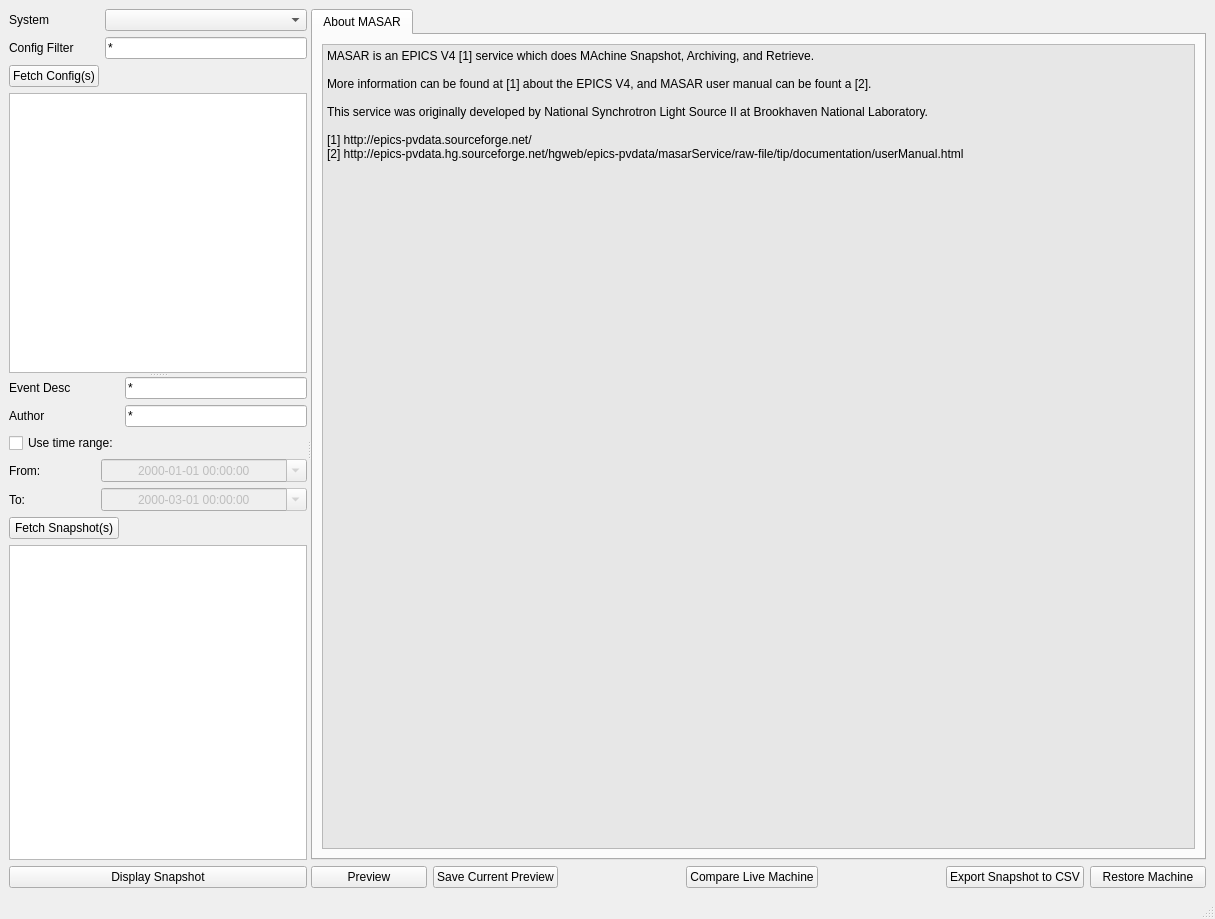
Qt form python/masarclient/ui/ui_masar.ui (epics-base/masarService) before a commit.
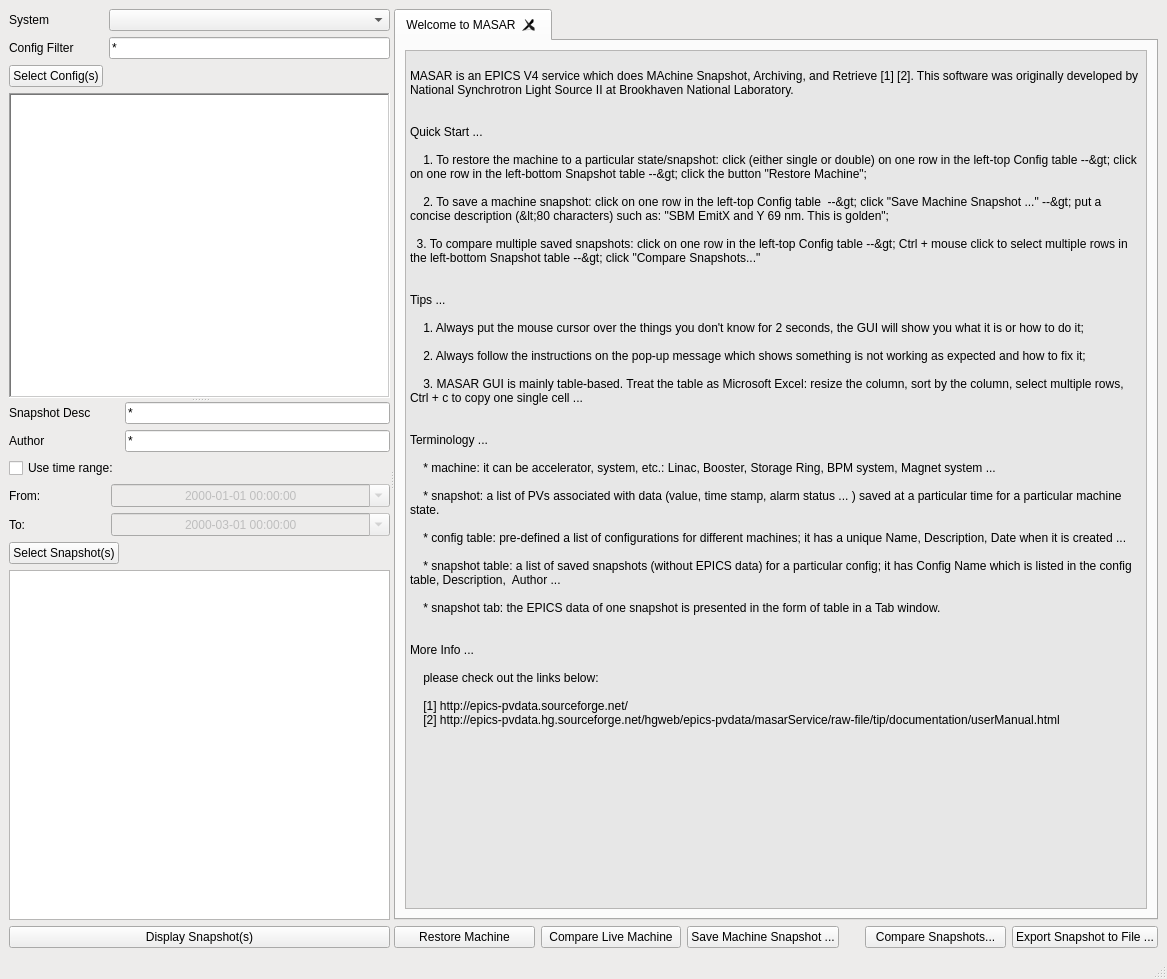
The same form after that commit. Icons and pictures are not drawn.

Patch:
```diff
--- a/python/masarclient/ui/ui_masar.ui
+++ b/python/masarclient/ui/ui_masar.ui
@@ -6,13 +6,111 @@
    <rect>
     <x>0</x>
     <y>0</y>
-    <width>1215</width>
-    <height>919</height>
+    <width>1167</width>
+    <height>979</height>
    </rect>
   </property>
+  <property name="palette">
+   <palette>
+    <active>
+     <colorrole role="Base">
+      <brush brushstyle="SolidPattern">
+       <color alpha="255">
+        <red>255</red>
+        <green>255</green>
+        <blue>255</blue>
+       </color>
+      </brush>
+     </colorrole>
+     <colorrole role="Window">
+      <brush brushstyle="SolidPattern">
+       <color alpha="255">
+        <red>237</red>
+        <green>236</green>
+        <blue>235</blue>
+       </color>
+      </brush>
+     </colorrole>
+    </active>
+    <inactive>
+     <colorrole role="Base">
+      <brush brushstyle="SolidPattern">
+       <color alpha="255">
+        <red>255</red>
+        <green>255</green>
+        <blue>255</blue>
+       </color>
+      </brush>
+     </colorrole>
+     <colorrole role="Window">
+      <brush brushstyle="SolidPattern">
+       <color alpha="255">
+        <red>237</red>
+        <green>236</green>
+        <blue>235</blue>
+       </color>
+      </brush>
+     </colorrole>
+    </inactive>
+    <disabled>
+     <colorrole role="Base">
+      <brush brushstyle="SolidPattern">
+       <color alpha="255">
+        <red>237</red>
+        <green>236</green>
+        <blue>235</blue>
+       </color>
+      </brush>
+     </colorrole>
+     <colorrole role="Window">
+      <brush brushstyle="SolidPattern">
+       <color alpha="255">
+        <red>237</red>
+        <green>236</green>
+        <blue>235</blue>
+       </color>
+      </brush>
+     </colorrole>
+    </disabled>
+   </palette>
+  </property>
+  <property name="focusPolicy">
+   <enum>Qt::ClickFocus</enum>
+  </property>
+  <property name="acceptDrops">
+   <bool>false</bool>
+  </property>
   <property name="windowTitle">
    <string>MASAR Viewer</string>
   </property>
+  <property name="windowIcon">
+   <iconset resource="masarRC.qrc">
+    <normaloff>:/icons/nsls2-logo.png</normaloff>:/icons/nsls2-logo.png</iconset>
+  </property>
+  <property name="windowOpacity">
+   <double>1.000000000000000</double>
+  </property>
+  <property name="toolTip">
+   <string/>
+  </property>
+  <property name="autoFillBackground">
+   <bool>false</bool>
+  </property>
+  <property name="documentMode">
+   <bool>true</bool>
+  </property>
+  <property name="tabShape">
+   <enum>QTabWidget::Rounded</enum>
+  </property>
+  <property name="dockNestingEnabled">
+   <bool>true</bool>
+  </property>
+  <property name="dockOptions">
+   <set>QMainWindow::AllowNestedDocks|QMainWindow::AllowTabbedDocks|QMainWindow::AnimatedDocks|QMainWindow::ForceTabbedDocks|QMainWindow::VerticalTabs</set>
+  </property>
+  <property name="unifiedTitleAndToolBarOnMac">
+   <bool>true</bool>
+  </property>
   <widget class="QWidget" name="mainwidget">
    <layout class="QVBoxLayout" name="verticalLayout_2">
     <item>
@@ -31,7 +129,7 @@
         <enum>Qt::Vertical</enum>
        </property>
        <widget class="QWidget" name="layoutWidget">
-        <layout class="QVBoxLayout" name="configVerticalLayout">
+        <layout class="QVBoxLayout" name="configVerticalLayout" stretch="0">
          <item>
           <layout class="QGridLayout" name="configGridLayout">
            <item row="0" column="0">
@@ -58,19 +156,40 @@
            <item row="1" column="1">
             <widget class="QLineEdit" name="configFilterLineEdit">
              <property name="text">
-              <string>*</string>
+              <string extracomment="such as LN*">*</string>
+             </property>
+             <property name="dragEnabled">
+              <bool>true</bool>
+             </property>
+             <property name="placeholderText">
+              <string/>
              </property>
             </widget>
            </item>
            <item row="2" column="0">
             <widget class="QPushButton" name="fetchConfigButton">
              <property name="text">
-              <string>Fetch Config(s)</string>
+              <string>Select Config(s)</string>
              </property>
             </widget>
            </item>
            <item row="3" column="0" colspan="2">
             <widget class="QTableWidget" name="configTableWidget">
+             <property name="focusPolicy">
+              <enum>Qt::WheelFocus</enum>
+             </property>
+             <property name="toolTip">
+              <string>&lt;html&gt;&lt;head/&gt;&lt;body&gt;&lt;p&gt;ConfigTable: a list of pre-defined configs&lt;/p&gt;&lt;p&gt;&lt;span style=&quot; color:#00ff00;&quot;&gt;CLICK&lt;/span&gt; on ONE row to fetch its list of snapshot(s)&lt;/p&gt;&lt;/body&gt;&lt;/html&gt;</string>
+             </property>
+             <property name="frameShape">
+              <enum>QFrame::WinPanel</enum>
+             </property>
+             <property name="frameShadow">
+              <enum>QFrame::Sunken</enum>
+             </property>
+             <property name="lineWidth">
+              <number>1</number>
+             </property>
              <property name="selectionMode">
               <enum>QAbstractItemView::ExtendedSelection</enum>
              </property>
@@ -133,7 +252,7 @@
            <item row="5" column="0" colspan="3">
             <widget class="QPushButton" name="fetchEventButton">
              <property name="text">
-              <string>Fetch Snapshot(s)</string>
+              <string>Select Snapshot(s)</string>
              </property>
             </widget>
            </item>
@@ -183,7 +302,7 @@
            <item row="0" column="0">
             <widget class="QLabel" name="eventFilterLabel">
              <property name="text">
-              <string>Event Desc</string>
+              <string>Snapshot Desc</string>
              </property>
             </widget>
            </item>
@@ -198,6 +317,21 @@
          </item>
          <item>
           <widget class="QTableWidget" name="eventTableWidget">
+           <property name="minimumSize">
+            <size>
+             <width>350</width>
+             <height>0</height>
+            </size>
+           </property>
+           <property name="mouseTracking">
+            <bool>true</bool>
+           </property>
+           <property name="focusPolicy">
+            <enum>Qt::StrongFocus</enum>
+           </property>
+           <property name="toolTip">
+            <string>&lt;html&gt;&lt;head/&gt;&lt;body&gt;&lt;p&gt;snapshotTable: a list of saved snapshot(s) for the selected config(s)&lt;/p&gt;&lt;p&gt;&lt;span style=&quot; color:#00ff00;&quot;&gt;CLICK&lt;/span&gt; on one row to display &lt;span style=&quot; color:#00ff00;&quot;&gt;ONE&lt;/span&gt; snapshot data &lt;/p&gt;&lt;/body&gt;&lt;/html&gt;</string>
+           </property>
            <property name="selectionMode">
             <enum>QAbstractItemView::ExtendedSelection</enum>
            </property>
@@ -213,8 +347,17 @@
           <layout class="QHBoxLayout" name="snapshotHorizontalLayout">
            <item>
             <widget class="QPushButton" name="fetchSnapshotButton">
+             <property name="sizePolicy">
+              <sizepolicy hsizetype="Preferred" vsizetype="Fixed">
+               <horstretch>0</horstretch>
+               <verstretch>0</verstretch>
+              </sizepolicy>
+             </property>
+             <property name="toolTip">
+              <string>get PVs data</string>
+             </property>
              <property name="text">
-              <string>Display Snapshot</string>
+              <string>Display Snapshot(s)</string>
              </property>
             </widget>
            </item>
@@ -229,26 +372,44 @@
          <widget class="QTabWidget" name="snapshotTabWidget">
           <property name="sizePolicy">
            <sizepolicy hsizetype="Expanding" vsizetype="Expanding">
-            <horstretch>3</horstretch>
+            <horstretch>0</horstretch>
             <verstretch>0</verstretch>
            </sizepolicy>
           </property>
           <property name="minimumSize">
            <size>
-            <width>768</width>
+            <width>500</width>
             <height>0</height>
            </size>
           </property>
           <property name="currentIndex">
            <number>0</number>
           </property>
+          <property name="documentMode">
+           <bool>false</bool>
+          </property>
+          <property name="tabsClosable">
+           <bool>true</bool>
+          </property>
+          <property name="movable">
+           <bool>true</bool>
+          </property>
           <widget class="QWidget" name="commentTab">
            <attribute name="title">
-            <string>About MASAR</string>
+            <string>Welcome to MASAR</string>
+           </attribute>
+           <attribute name="toolTip">
+            <string>How to use MASAR</string>
            </attribute>
            <layout class="QVBoxLayout" name="commentTabWindowLayout">
             <item>
              <widget class="QPlainTextEdit" name="currentCommentText">
+              <property name="minimumSize">
+               <size>
+                <width>500</width>
+                <height>0</height>
+               </size>
+              </property>
               <property name="palette">
                <palette>
                 <active>
@@ -261,6 +422,15 @@
                    </color>
                   </brush>
                  </colorrole>
+                 <colorrole role="Window">
+                  <brush brushstyle="SolidPattern">
+                   <color alpha="255">
+                    <red>237</red>
+                    <green>236</green>
+                    <blue>235</blue>
+                   </color>
+                  </brush>
+                 </colorrole>
                 </active>
                 <inactive>
                  <colorrole role="Base">
@@ -272,14 +442,32 @@
                    </color>
                   </brush>
                  </colorrole>
+                 <colorrole role="Window">
+                  <brush brushstyle="SolidPattern">
+                   <color alpha="255">
+                    <red>237</red>
+                    <green>236</green>
+                    <blue>235</blue>
+                   </color>
+                  </brush>
+                 </colorrole>
                 </inactive>
                 <disabled>
                  <colorrole role="Base">
                   <brush brushstyle="SolidPattern">
                    <color alpha="255">
-                    <red>255</red>
-                    <green>255</green>
-                    <blue>255</blue>
+                    <red>237</red>
+                    <green>236</green>
+                    <blue>235</blue>
+                   </color>
+                  </brush>
+                 </colorrole>
+                 <colorrole role="Window">
+                  <brush brushstyle="SolidPattern">
+                   <color alpha="255">
+                    <red>237</red>
+                    <green>236</green>
+                    <blue>235</blue>
                    </color>
                   </brush>
                  </colorrole>
@@ -293,14 +481,50 @@
                <bool>true</bool>
               </property>
               <property name="plainText">
-               <string>MASAR is an EPICS V4 [1] service which does MAchine Snapshot, Archiving, and Retrieve. 
+               <string>
+MASAR is an EPICS V4 service which does MAchine Snapshot, Archiving, and Retrieve [1] [2]. This software was originally developed by National Synchrotron Light Source II at Brookhaven National Laboratory.
 
-More information can be found at [1] about the EPICS V4, and MASAR user manual can be fount a [2].
 
-This service was originally developed by National Synchrotron Light Source II at Brookhaven National Laboratory.
+Quick Start ...
 
-[1] http://epics-pvdata.sourceforge.net/
-[2] http://epics-pvdata.hg.sourceforge.net/hgweb/epics-pvdata/masarService/raw-file/tip/documentation/userManual.html</string>
+    1. To restore the machine to a particular state/snapshot: click (either single or double) on one row in the left-top Config table --&gt; click on one row in the left-bottom Snapshot table --&gt; click the button &quot;Restore Machine&quot;;
+    
+    2. To save a machine snapshot: click on one row in the left-top Config table  --&gt; click &quot;Save Machine Snapshot ...&quot; --&gt; put a concise description (&lt;80 characters) such as: &quot;SBM EmitX and Y 69 nm. This is golden&quot;;
+
+  3. To compare multiple saved snapshots: click on one row in the left-top Config table --&gt; Ctrl + mouse click to select multiple rows in the left-bottom Snapshot table --&gt; click &quot;Compare Snapshots...&quot;
+
+
+Tips ...
+    
+    1. Always put the mouse cursor over the things you don't know for 2 seconds, the GUI will show you what it is or how to do it;
+    
+    2. Always follow the instructions on the pop-up message which shows something is not working as expected and how to fix it; 
+  
+    3. MASAR GUI is mainly table-based. Treat the table as Microsoft Excel: resize the column, sort by the column, select multiple rows, Ctrl + c to copy one single cell ...  
+   
+
+Terminology ...
+    
+    * machine: it can be accelerator, system, etc.: Linac, Booster, Storage Ring, BPM system, Magnet system ...
+    
+    * snapshot: a list of PVs associated with data (value, time stamp, alarm status ... ) saved at a particular time for a particular machine state.
+
+    * config table: pre-defined a list of configurations for different machines; it has a unique Name, Description, Date when it is created ...  
+
+    * snapshot table: a list of saved snapshots (without EPICS data) for a particular config; it has Config Name which is listed in the config table, Description,  Author ...  
+
+    * snapshot tab: the EPICS data of one snapshot is presented in the form of table in a Tab window.
+
+
+More Info ...
+
+    please check out the links below:
+
+    [1] http://epics-pvdata.sourceforge.net/
+    [2] http://epics-pvdata.hg.sourceforge.net/hgweb/epics-pvdata/masarService/raw-file/tip/documentation/userManual.html</string>
+              </property>
+              <property name="textInteractionFlags">
+               <set>Qt::LinksAccessibleByMouse|Qt::TextSelectableByMouse</set>
               </property>
               <property name="backgroundVisible">
                <bool>false</bool>
@@ -314,24 +538,13 @@
         <item>
          <layout class="QHBoxLayout" name="horizontalLayout">
           <item>
-           <widget class="QPushButton" name="machinePreviewButton">
-            <property name="text">
-             <string>Preview</string>
-            </property>
-           </widget>
-          </item>
-          <item>
-           <widget class="QPushButton" name="saveCurrentPreviewButton">
-            <property name="text">
-             <string>Save Current Preview</string>
-            </property>
-           </widget>
-          </item>
-          <item>
-           <widget class="QLabel" name="label">
-            <property name="text">
+           <widget class="QPushButton" name="restoreMachineButton">
+            <property name="toolTip">
              <string/>
             </property>
+            <property name="text">
+             <string>Restore Machine</string>
+            </property>
            </widget>
           </item>
           <item>
@@ -342,23 +555,39 @@
            </widget>
           </item>
           <item>
-           <widget class="QLabel" name="label_2">
+           <widget class="QPushButton" name="saveMachineSnapshotButton">
             <property name="text">
-             <string/>
+             <string>Save Machine Snapshot ...</string>
+            </property>
+           </widget>
+          </item>
+          <item>
+           <spacer name="horizontalSpacer">
+            <property name="orientation">
+             <enum>Qt::Horizontal</enum>
+            </property>
+            <property name="sizeType">
+             <enum>QSizePolicy::Preferred</enum>
+            </property>
+            <property name="sizeHint" stdset="0">
+             <size>
+              <width>20</width>
+              <height>20</height>
+             </size>
+            </property>
+           </spacer>
+          </item>
+          <item>
+           <widget class="QPushButton" name="compareSnapshotsButton">
+            <property name="text">
+             <string>Compare Snapshots...</string>
             </property>
            </widget>
           </item>
           <item>
            <widget class="QPushButton" name="saveDataFileButton">
             <property name="text">
-             <string>Export Snapshot to CSV</string>
-            </property>
-           </widget>
-          </item>
-          <item>
-           <widget class="QPushButton" name="restoreMachineButton">
-            <property name="text">
-             <string>Restore Machine</string>
+             <string>Export Snapshot to File ...</string>
             </property>
            </widget>
           </item>
```
Left out of the diff: 288 changed lines with no effect on the pictures.
